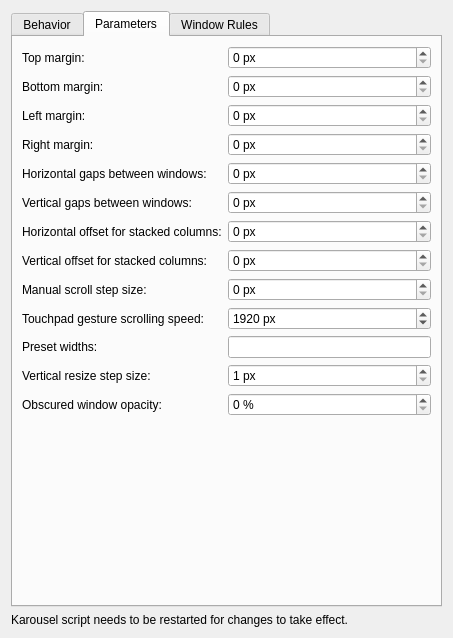
The window that package/contents/ui/config.ui (r3pack/karousel) describes before a commit, drawn with Qt 5.
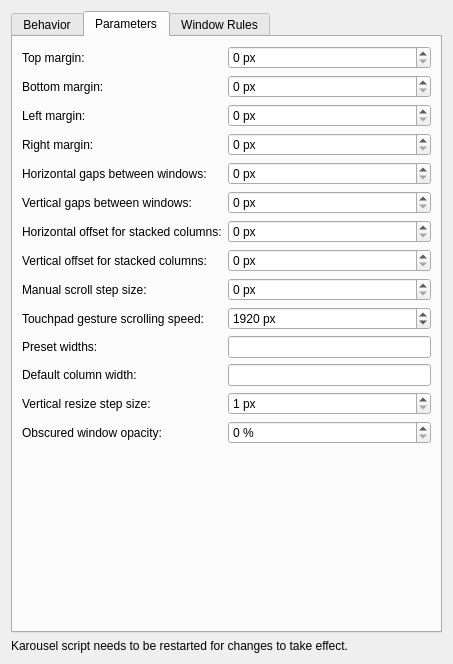
The same window after the commit. The open tabs and pages were chosen to show the change.

Commit message: Add option: "Treat maximized windows as 100%-width columns"

Patch:
```diff
--- a/package/contents/ui/config.ui
+++ b/package/contents/ui/config.ui
@@ -69,6 +69,16 @@
                                                 </property>
                                             </widget>
                                         </item>
+                                        <item>
+                                            <widget class="QCheckBox" name="kcfg_maximizeFullWidthColumns">
+                                                <property name="text">
+                                                    <string>Treat maximized windows as 100%-width columns</string>
+                                                </property>
+                                                <property name="toolTip">
+                                                    <string>A tiled window alone in a 100%-width column gets maximized, and maximizing a tiled window makes its column 100% wide. Cycling preset widths changes the width of maximized windows. Manually unmaximizing restores the previous width (or the default column width).</string>
+                                                </property>
+                                            </widget>
+                                        </item>
                                         <item>
                                             <widget class="QCheckBox" name="kcfg_reMaximize">
                                                 <property name="text">
@@ -440,6 +450,24 @@
                             </item>
 
                             <item row="11" column="0">
+                                <widget class="QLabel" name="label_defaultColumnWidth">
+                                    <property name="text">
+                                        <string>Default column width:</string>
+                                    </property>
+                                    <property name="toolTip">
+                                        <string>Width restored after manually unmaximizing a window that has no previous width (used with "Treat maximized windows as 100%-width columns")</string>
+                                    </property>
+                                </widget>
+                            </item>
+                            <item row="11" column="1">
+                                <widget class="QLineEdit" name="kcfg_defaultColumnWidth">
+                                    <property name="toolTip">
+                                        <string>Single width. Supported units: "px" and "%".</string>
+                                    </property>
+                                </widget>
+                            </item>
+
+                            <item row="12" column="0">
                                 <widget class="QLabel" name="label_verticalResizeStep">
                                     <property name="text">
                                         <string>Vertical resize step size:</string>
@@ -449,7 +477,7 @@
                                     </property>
                                 </widget>
                             </item>
-                            <item row="11" column="1">
+                            <item row="12" column="1">
                                 <widget class="QSpinBox" name="kcfg_verticalResizeStep">
                                     <property name="suffix">
                                         <string> px</string>
@@ -466,14 +494,14 @@
                                 </widget>
                             </item>
 
-                            <item row="12" column="0">
+                            <item row="13" column="0">
                                 <widget class="QLabel" name="label_offScreenOpacity">
                                     <property name="text">
                                         <string>Obscured window opacity:</string>
                                     </property>
                                 </widget>
                             </item>
-                            <item row="12" column="1">
+                            <item row="13" column="1">
                                 <widget class="QSpinBox" name="kcfg_offScreenOpacity">
                                     <property name="suffix">
                                         <string> %</string>
```
The commit also changes 11 other files.
